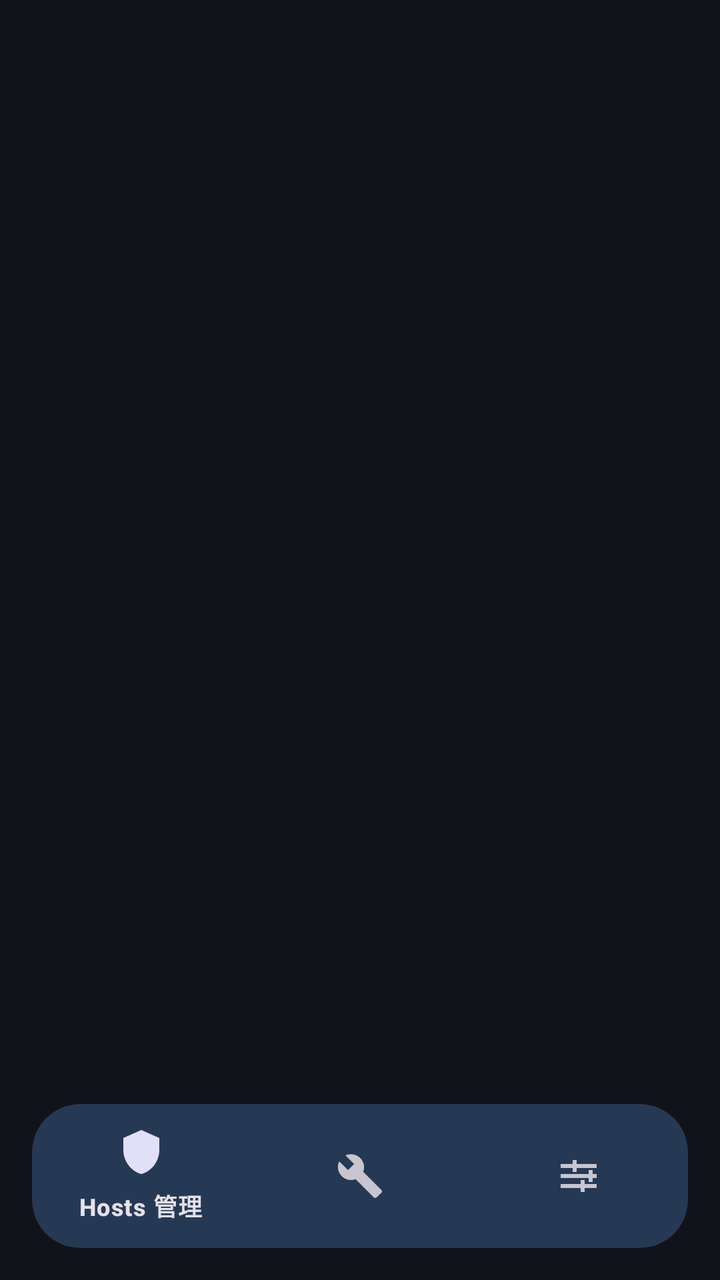
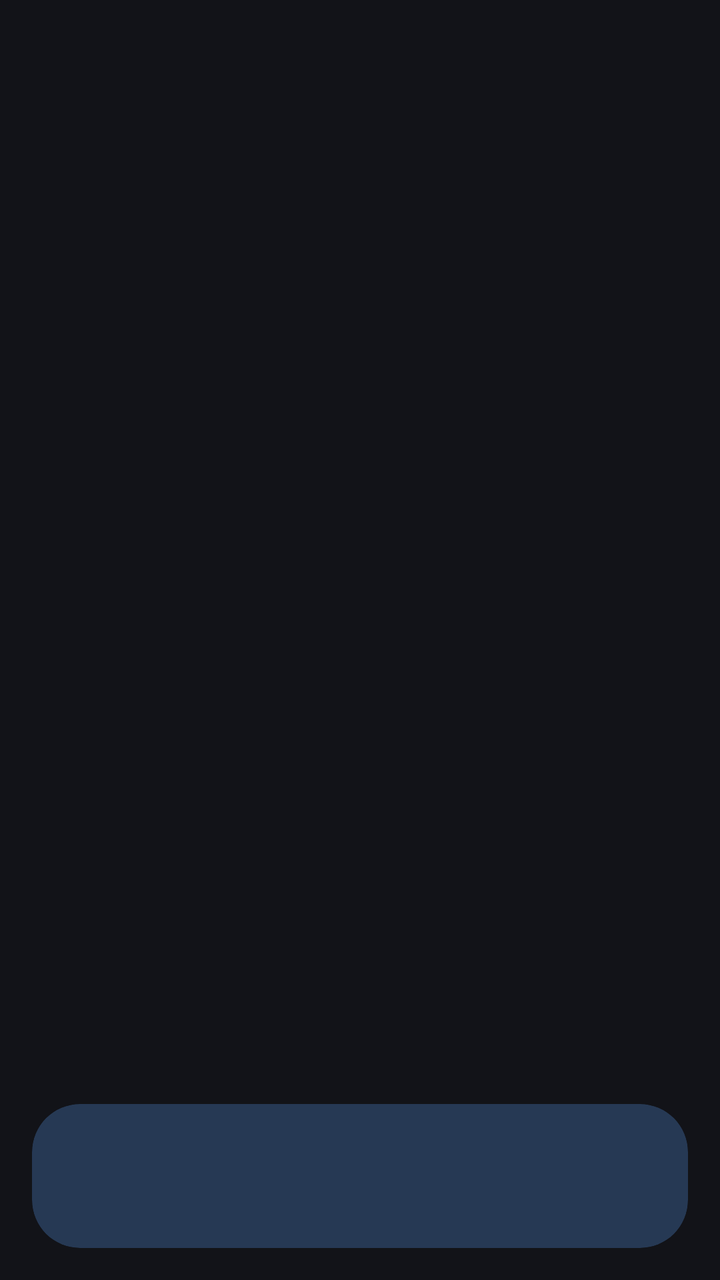

Compare the two renders of this Android layout. The source of the first and the diff that turns it into the second are given below.
<!-- AndroidManifest.xml: activity theme AppTheme.NoAnimation -->
<!-- res/layout/activity_main.xml -->
<?xml version="1.0" encoding="utf-8"?>
<FrameLayout xmlns:android="http://schemas.android.com/apk/res/android"
    xmlns:tools="http://schemas.android.com/tools"
    android:layout_width="match_parent"
    android:layout_height="match_parent"
    android:background="@android:color/transparent"
    tools:context=".ui.activity.MainActivity">

    <ImageView
        android:id="@+id/mainBackgroundImage"
        android:layout_width="match_parent"
        android:layout_height="match_parent"
        android:contentDescription="@null"
        android:scaleType="centerCrop"
        android:visibility="invisible" />

    <View
        android:id="@+id/mainBackgroundScrim"
        android:layout_width="match_parent"
        android:layout_height="match_parent"
        android:visibility="invisible" />

    <androidx.viewpager2.widget.ViewPager2
        android:id="@+id/viewPager"
        android:layout_width="match_parent"
        android:layout_height="match_parent" />

    <include
        android:id="@+id/customNav"
        layout="@layout/layout_custom_nav"
        android:layout_width="match_parent"
        android:layout_height="72dp"
        android:layout_gravity="bottom"
        android:layout_marginStart="16dp"
        android:layout_marginEnd="16dp"
        android:layout_marginBottom="16dp" />

</FrameLayout>
<!-- res/layout/layout_custom_nav.xml (included above) -->
<?xml version="1.0" encoding="utf-8"?>
<FrameLayout xmlns:android="http://schemas.android.com/apk/res/android"
    xmlns:app="http://schemas.android.com/apk/res-auto"
    android:layout_width="match_parent"
    android:layout_height="72dp"
    android:background="@drawable/nav_glass_clip_bg"
    android:clipToOutline="true"
    android:elevation="10dp"
    android:outlineProvider="background">

    <ImageView
        android:id="@+id/navGlassBlurLayer"
        android:layout_width="match_parent"
        android:layout_height="match_parent"
        android:alpha="0.65"
        android:contentDescription="@null"
        android:scaleType="centerCrop"
        android:visibility="gone" />

    <View
        android:id="@+id/navGlassTintLayer"
        android:layout_width="match_parent"
        android:layout_height="match_parent"
        android:background="@drawable/nav_glass_tint_bg" />

    <com.google.android.material.bottomnavigation.BottomNavigationView
        android:id="@+id/navBar"
        android:layout_width="match_parent"
        android:layout_height="match_parent"
        android:background="@android:color/transparent"
        android:elevation="0dp"
        app:labelVisibilityMode="selected"
        app:menu="@menu/menu_bottom_nav" />

</FrameLayout>
<!-- resources referenced by this layout -->
<resources>
  <style name="AppTheme" parent="Theme.Material3.Dark.NoActionBar">
          
          <item name="colorPrimary">@color/md_theme_primary</item>
          <item name="colorOnPrimary">@color/md_theme_onPrimary</item>
          <item name="colorPrimaryContainer">@color/md_theme_primaryContainer</item>
          <item name="colorOnPrimaryContainer">@color/md_theme_onPrimaryContainer</item>
          <item name="colorSecondary">@color/md_theme_secondary</item>
          <item name="colorOnSecondary">@color/md_theme_onSecondary</item>
          <item name="colorSecondaryContainer">@color/md_theme_secondaryContainer</item>
          <item name="colorOnSecondaryContainer">@color/md_theme_onSecondaryContainer</item>
          <item name="colorTertiary">@color/md_theme_tertiary</item>
          <item name="colorOnTertiary">@color/md_theme_onTertiary</item>
          <item name="colorTertiaryContainer">@color/md_theme_tertiaryContainer</item>
          <item name="colorOnTertiaryContainer">@color/md_theme_onTertiaryContainer</item>
          <item name="colorError">@color/md_theme_error</item>
          <item name="colorOnError">@color/md_theme_onError</item>
          <item name="colorErrorContainer">@color/md_theme_errorContainer</item>
          <item name="colorOnErrorContainer">@color/md_theme_onErrorContainer</item>
          <item name="android:colorBackground">@color/md_theme_background</item>
          <item name="colorOnBackground">@color/md_theme_onBackground</item>
          <item name="colorSurface">@color/md_theme_surface</item>
          <item name="colorOnSurface">@color/md_theme_onSurface</item>
          <item name="colorSurfaceVariant">@color/md_theme_surfaceVariant</item>
          <item name="colorOnSurfaceVariant">@color/md_theme_onSurfaceVariant</item>
          <item name="colorOutline">@color/md_theme_outline</item>
          <item name="colorOutlineVariant">@color/md_theme_outlineVariant</item>
          <item name="colorSurfaceContainerHigh">@color/md_theme_surfaceContainerHigh</item>
          <item name="colorSurfaceContainer">@color/md_theme_surfaceContainer</item>
          <item name="colorSurfaceContainerLow">@color/md_theme_surfaceContainerLow</item>
          <item name="colorSurfaceContainerHighest">@color/md_theme_surfaceContainerHighest</item>
  
          
          <item name="mainBackgroundScrimColor">#66121318</item>
          <item name="appCardBackgroundColor">#B01E1F25</item>
          <item name="appCardHighBackgroundColor">#C0292A2F</item>
          <item name="appCardStrokeColor">#80B7CFFF</item>
          <item name="appIconContainerBackgroundColor">@color/md_theme_secondaryContainer</item>
          <item name="appSelectedNavPillColor">#B05C4FB0</item>
          <item name="appNavGlassBackgroundColor">#D52A4160</item>
          <item name="appStatusEnabledBackgroundColor">#CC563B8A</item>
          <item name="appStatusDisabledBackgroundColor">#CC93000A</item>
          <item name="appStatusPendingBackgroundColor">#CC604100</item>
          <item name="appStatusCheckingBackgroundColor">#B0292A2F</item>
  
          
          <item name="materialButtonStyle">@style/Widget.ADHosts.Button</item>
          <item name="materialCardViewStyle">@style/Widget.ADHosts.Card</item>
          <item name="textInputStyle">@style/Widget.ADHosts.TextInputLayout</item>
  
          
          <item name="android:windowDisablePreview">true</item>
          <item name="android:windowBackground">@color/md_theme_background</item>
          <item name="android:statusBarColor">@android:color/transparent</item>
          <item name="android:navigationBarColor">@android:color/transparent</item>
          <item name="android:windowLightStatusBar">false</item>
          <item name="android:windowLightNavigationBar">false</item>
      </style>
  <color name="md_theme_primary">#FFC3C7FF</color>
  <color name="md_theme_error">#FFFFB4AB</color>
  <color name="md_theme_onError">#FF690005</color>
  <color name="md_theme_surface">#FF121318</color>
  <color name="md_theme_outline">#FF918F9A</color>
  <!-- unchanged entries left out for length: 31 -->
</resources>

<!-- the commit's change to res/layout/activity_main.xml (unified diff, before → after) -->
@@ -12,12 +12,6 @@
         android:layout_height="match_parent"
         android:contentDescription="@null"
         android:scaleType="centerCrop"
-        android:visibility="invisible" />
-
-    <View
-        android:id="@+id/mainBackgroundScrim"
-        android:layout_width="match_parent"
-        android:layout_height="match_parent"
         android:visibility="invisible" />
 
     <androidx.viewpager2.widget.ViewPager2
@@ -68,7 +62,6 @@
         android:layout_height="match_parent"
         android:background="@android:color/transparent"
         android:elevation="0dp"
-        app:labelVisibilityMode="selected"
-        app:menu="@menu/menu_bottom_nav" />
+        app:labelVisibilityMode="selected" />
 
 </FrameLayout>
<!-- resource entries referenced after the edit -->
@@ -32,7 +32,6 @@
           <item name="colorSurfaceContainerHighest">@color/md_theme_surfaceContainerHighest</item>
   
           
-          <item name="mainBackgroundScrimColor">#66121318</item>
           <item name="appCardBackgroundColor">#B01E1F25</item>
           <item name="appCardHighBackgroundColor">#C0292A2F</item>
           <item name="appCardStrokeColor">#80B7CFFF</item>
